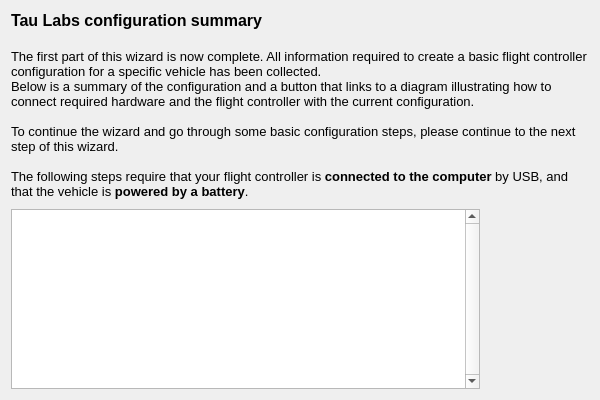
TauLabs/TauLabs, file ground/gcs/src/plugins/setupwizard/pages/summarypage.ui: the form before one commit.
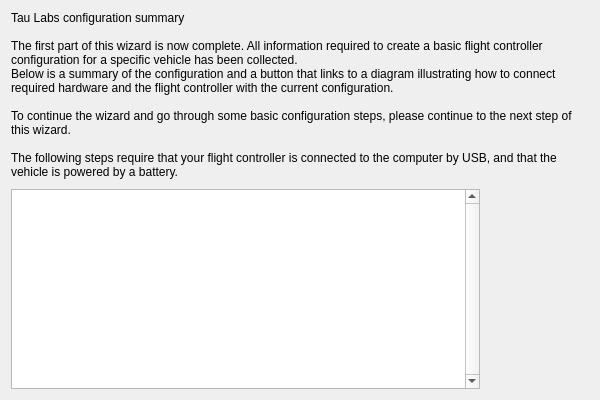
The form after the commit. Icons and pictures are not drawn.

Commit message:
SetupWizard: strip formatting from text
The formatting applied does not work well across platforms.  Removing
until that is improved.

The edit to the form file:
```diff
--- a/ground/gcs/src/plugins/setupwizard/pages/summarypage.ui
+++ b/ground/gcs/src/plugins/setupwizard/pages/summarypage.ui
@@ -17,18 +17,14 @@
    <item>
     <widget class="QLabel" name="label">
      <property name="text">
-      <string>&lt;!DOCTYPE HTML PUBLIC &quot;-//W3C//DTD HTML 4.0//EN&quot; &quot;http://www.w3.org/TR/REC-html40/strict.dtd&quot;&gt;
-&lt;html&gt;&lt;head&gt;&lt;meta name=&quot;qrichtext&quot; content=&quot;1&quot; /&gt;&lt;style type=&quot;text/css&quot;&gt;
-p, li { white-space: pre-wrap; }
-&lt;/style&gt;&lt;/head&gt;&lt;body style=&quot; font-family:'Lucida Grande'; font-size:13pt; font-weight:400; font-style:normal;&quot;&gt;
-&lt;p style=&quot; margin-top:0px; margin-bottom:0px; margin-left:0px; margin-right:0px; -qt-block-indent:0; text-indent:0px;&quot;&gt;&lt;span style=&quot; font-family:'MS Shell Dlg 2'; font-size:12pt; font-weight:600;&quot;&gt;Tau Labs configuration summary&lt;/span&gt;&lt;/p&gt;
-&lt;p style=&quot;-qt-paragraph-type:empty; margin-top:0px; margin-bottom:0px; margin-left:0px; margin-right:0px; -qt-block-indent:0; text-indent:0px; font-family:'MS Shell Dlg 2'; font-size:12pt; font-weight:600;&quot;&gt;&lt;br /&gt;&lt;/p&gt;
-&lt;p style=&quot; margin-top:0px; margin-bottom:0px; margin-left:0px; margin-right:0px; -qt-block-indent:0; text-indent:0px;&quot;&gt;&lt;span style=&quot; font-family:'MS Shell Dlg 2'; font-size:10pt;&quot;&gt;The first part of this wizard is now complete. All information required to create a basic flight controller configuration for a specific vehicle has been collected.&lt;/span&gt;&lt;/p&gt;
-&lt;p style=&quot; margin-top:0px; margin-bottom:0px; margin-left:0px; margin-right:0px; -qt-block-indent:0; text-indent:0px;&quot;&gt;&lt;span style=&quot; font-family:'MS Shell Dlg 2'; font-size:10pt;&quot;&gt;Below is a summary of the configuration and a button that links to a diagram illustrating how to connect required hardware and the flight controller with the current configuration.&lt;/span&gt;&lt;/p&gt;
-&lt;p style=&quot;-qt-paragraph-type:empty; margin-top:0px; margin-bottom:0px; margin-left:0px; margin-right:0px; -qt-block-indent:0; text-indent:0px; font-family:'MS Shell Dlg 2'; font-size:10pt;&quot;&gt;&lt;br /&gt;&lt;/p&gt;
-&lt;p style=&quot; margin-top:0px; margin-bottom:0px; margin-left:0px; margin-right:0px; -qt-block-indent:0; text-indent:0px;&quot;&gt;&lt;span style=&quot; font-family:'MS Shell Dlg 2'; font-size:10pt;&quot;&gt;To continue the wizard and go through some basic configuration steps, please continue to the next step of this wizard.&lt;/span&gt;&lt;/p&gt;
-&lt;p style=&quot;-qt-paragraph-type:empty; margin-top:0px; margin-bottom:0px; margin-left:0px; margin-right:0px; -qt-block-indent:0; text-indent:0px; font-family:'MS Shell Dlg 2'; font-size:10pt;&quot;&gt;&lt;br /&gt;&lt;/p&gt;
-&lt;p style=&quot; margin-top:0px; margin-bottom:0px; margin-left:0px; margin-right:0px; -qt-block-indent:0; text-indent:0px;&quot;&gt;&lt;span style=&quot; font-family:'MS Shell Dlg 2'; font-size:10pt;&quot;&gt;The following steps require that your flight controller is &lt;/span&gt;&lt;span style=&quot; font-family:'MS Shell Dlg 2'; font-size:10pt; font-weight:600;&quot;&gt;connected to the computer&lt;/span&gt;&lt;span style=&quot; font-family:'MS Shell Dlg 2'; font-size:10pt;&quot;&gt; by USB, and that the vehicle is&lt;/span&gt;&lt;span style=&quot; font-family:'MS Shell Dlg 2'; font-size:10pt; font-weight:600;&quot;&gt; powered by a battery&lt;/span&gt;&lt;span style=&quot; font-family:'MS Shell Dlg 2'; font-size:10pt;&quot;&gt;.&lt;/span&gt;&lt;/p&gt;&lt;/body&gt;&lt;/html&gt;</string>
+      <string>Tau Labs configuration summary
+
+The first part of this wizard is now complete. All information required to create a basic flight controller configuration for a specific vehicle has been collected.
+Below is a summary of the configuration and a button that links to a diagram illustrating how to connect required hardware and the flight controller with the current configuration.
+
+To continue the wizard and go through some basic configuration steps, please continue to the next step of this wizard.
+
+The following steps require that your flight controller is connected to the computer by USB, and that the vehicle is powered by a battery.</string>
      </property>
      <property name="alignment">
       <set>Qt::AlignLeading|Qt::AlignLeft|Qt::AlignTop</set>
```
The commit also changes 13 other files.
